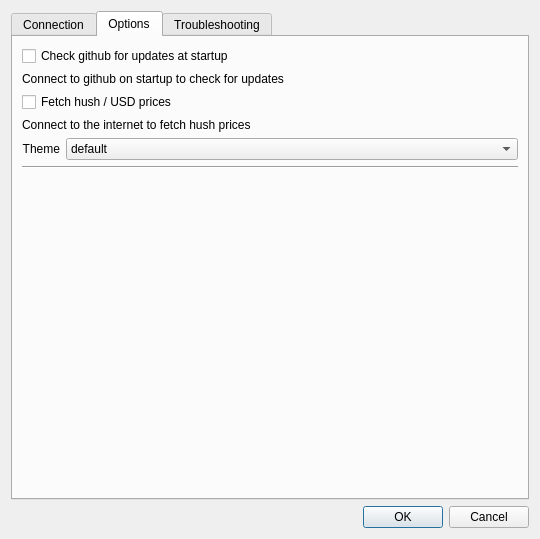
Before: the Qt Designer form src/settings.ui in leto/SilentDragonLite, drawn with Qt 5.
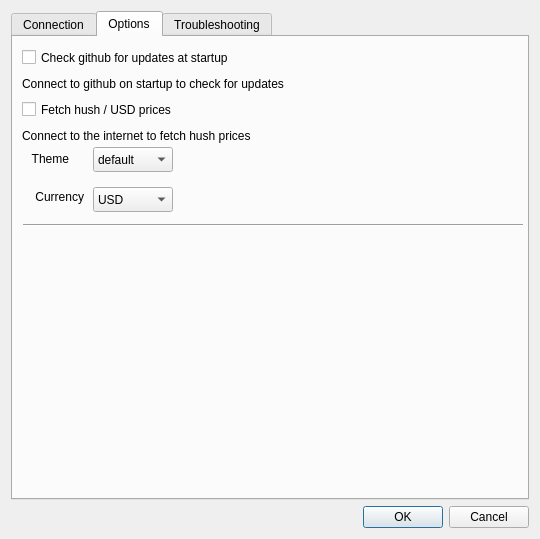
After: the same form once the commit is applied. The open tabs and pages were chosen to show the change.

Commit message: add the option to choose between usd,eur,btc as currency for mainwindow Pricecheck

Patch:
```diff
--- a/src/settings.ui
+++ b/src/settings.ui
@@ -85,9 +85,15 @@
       <attribute name="title">
        <string>Options</string>
       </attribute>
-      <layout class="QGridLayout" name="gridLayout">
-       <item row="6" column="1">
         <widget class="QComboBox" name="comboBoxTheme">
+       <property name="geometry">
+        <rect>
+         <x>80</x>
+         <y>110</y>
+         <width>80</width>
+         <height>25</height>
+        </rect>
+       </property>
          <property name="sizePolicy">
           <sizepolicy hsizetype="MinimumExpanding" vsizetype="Fixed">
            <horstretch>0</horstretch>
@@ -115,30 +121,54 @@
           </property>
          </item>
         </widget>
-       </item>
-       <item row="2" column="0" colspan="2">
         <widget class="QCheckBox" name="chkFetchPrices">
+       <property name="geometry">
+        <rect>
+         <x>9</x>
+         <y>61</y>
+         <width>184</width>
+         <height>23</height>
+        </rect>
+       </property>
          <property name="text">
           <string>Fetch hush / USD prices</string>
          </property>
         </widget>
-       </item>
-       <item row="0" column="0" colspan="2">
         <widget class="QCheckBox" name="chkCheckUpdates">
+       <property name="geometry">
+        <rect>
+         <x>9</x>
+         <y>9</y>
+         <width>267</width>
+         <height>23</height>
+        </rect>
+       </property>
          <property name="text">
           <string>Check github for updates at startup</string>
          </property>
         </widget>
-       </item>
-       <item row="1" column="0" colspan="2">
         <widget class="QLabel" name="label_8">
+       <property name="geometry">
+        <rect>
+         <x>9</x>
+         <y>38</y>
+         <width>340</width>
+         <height>17</height>
+        </rect>
+       </property>
          <property name="text">
           <string>Connect to github on startup to check for updates</string>
          </property>
         </widget>
-       </item>
-       <item row="6" column="0">
         <widget class="QLabel" name="label_20">
+       <property name="geometry">
+        <rect>
+         <x>9</x>
+         <y>113</y>
+         <width>47</width>
+         <height>17</height>
+        </rect>
+       </property>
          <property name="sizePolicy">
           <sizepolicy hsizetype="Preferred" vsizetype="Preferred">
            <horstretch>0</horstretch>
@@ -152,22 +182,15 @@
           <set>Qt::AlignRight|Qt::AlignTrailing|Qt::AlignVCenter</set>
          </property>
         </widget>
-       </item>
-       <item row="8" column="0" colspan="2">
-        <spacer name="verticalSpacer_2">
-         <property name="orientation">
-          <enum>Qt::Vertical</enum>
-         </property>
-         <property name="sizeHint" stdset="0">
-          <size>
-           <width>20</width>
-           <height>40</height>
-          </size>
-         </property>
-        </spacer>
-       </item>
-       <item row="7" column="0" colspan="2">
         <widget class="Line" name="line_2">
+       <property name="geometry">
+        <rect>
+         <x>10</x>
+         <y>180</y>
+         <width>500</width>
+         <height>16</height>
+        </rect>
+       </property>
          <property name="sizePolicy">
           <sizepolicy hsizetype="Minimum" vsizetype="Fixed">
            <horstretch>0</horstretch>
@@ -178,15 +201,72 @@
           <enum>Qt::Horizontal</enum>
          </property>
         </widget>
-       </item>
-       <item row="3" column="0" colspan="2">
         <widget class="QLabel" name="label_10">
+       <property name="geometry">
+        <rect>
+         <x>9</x>
+         <y>90</y>
+         <width>297</width>
+         <height>17</height>
+        </rect>
+       </property>
          <property name="text">
           <string>Connect to the internet to fetch hush prices</string>
          </property>
         </widget>
+      <widget class="QLabel" name="label_21">
+       <property name="geometry">
+        <rect>
+         <x>10</x>
+         <y>150</y>
+         <width>61</width>
+         <height>20</height>
+        </rect>
+       </property>
+       <property name="sizePolicy">
+        <sizepolicy hsizetype="Preferred" vsizetype="Preferred">
+         <horstretch>0</horstretch>
+         <verstretch>0</verstretch>
+        </sizepolicy>
+       </property>
+       <property name="text">
+        <string>Currency</string>
+       </property>
+       <property name="alignment">
+        <set>Qt::AlignRight|Qt::AlignTrailing|Qt::AlignVCenter</set>
+       </property>
+      </widget>
+      <widget class="QComboBox" name="comboBoxCurrency">
+       <property name="geometry">
+        <rect>
+         <x>80</x>
+         <y>150</y>
+         <width>80</width>
+         <height>25</height>
+        </rect>
+       </property>
+       <property name="sizePolicy">
+        <sizepolicy hsizetype="MinimumExpanding" vsizetype="Fixed">
+         <horstretch>0</horstretch>
+         <verstretch>0</verstretch>
+        </sizepolicy>
+       </property>
+       <item>
+        <property name="text">
+         <string>USD</string>
+        </property>
        </item>
-      </layout>
+       <item>
+        <property name="text">
+         <string>EUR</string>
+        </property>
+       </item>
+       <item>
+        <property name="text">
+         <string>BTC</string>
+        </property>
+       </item>
+      </widget>
      </widget>
      <widget class="QWidget" name="tab_3">
       <attribute name="title">
```
Left out of the diff: 2 changed lines with no effect on the pictures. Lines whose indentation alone changed are shown as unchanged. The commit also changes 5 other files.
